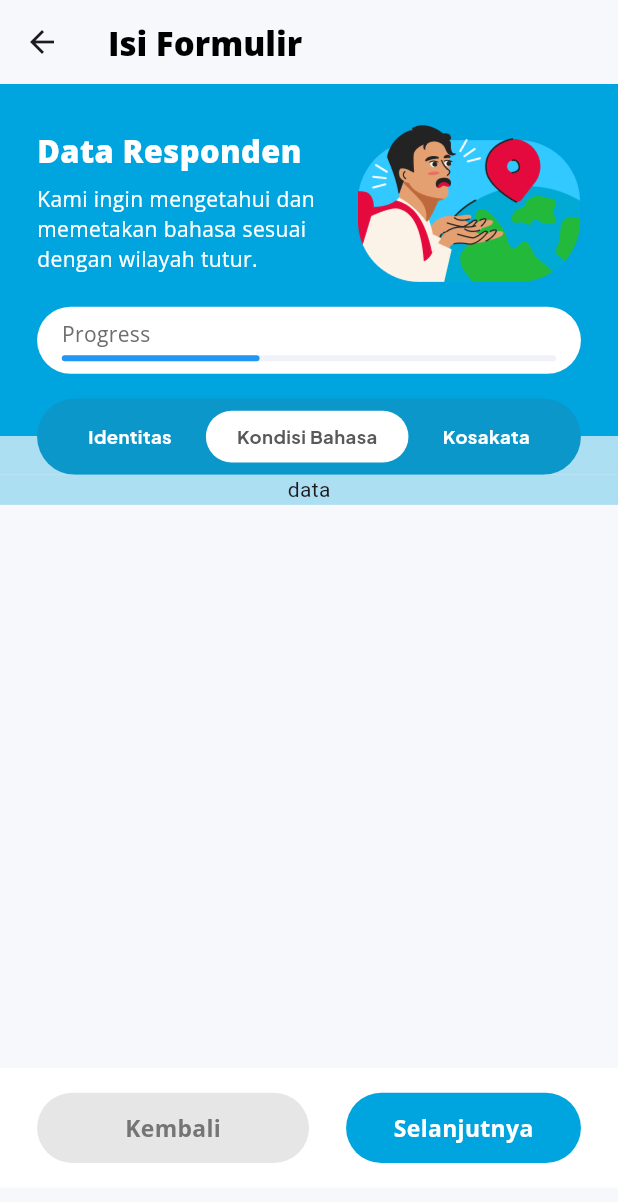
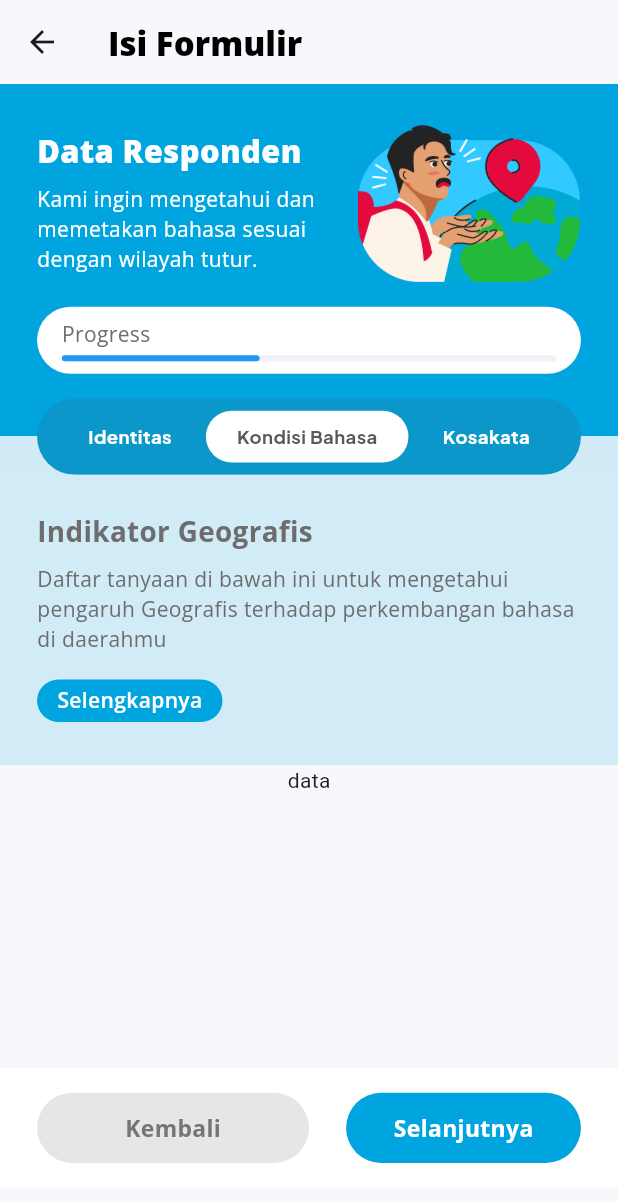
Before and after one commit to AhmadAsroruddin/Derana, a Flutter app: the IsiFormulirPage screen opened by its route, scrolled down 576 dp, after a tap on "Selanjutnya", on a phone screen of 412 x 824 dp. Shown: the top 1202 px of the screen. Run offline on Flutter 3.47's test engine with Material 3 defaults, Android fonts, the phone set to English and light mode, and no system bars; drawn by our look-alikes of percent_indicator; our stand-ins replace flutter_bloc, font_awesome_flutter, get_it, google_fonts, persistent_bottom_nav_bar, shared_preferences and 1 more; accounts and stored records are empty.

Commit message:
creating structur for kondisi bahasa

```diff
--- a/lib/main.dart
+++ b/lib/main.dart
@@ -1,8 +1,10 @@
 import 'package:derana_multipart/presentation/bloc/routes/route_cubit.dart';
 import 'package:derana_multipart/presentation/pages/form/isi_formulir_page.dart';
+import 'package:derana_multipart/presentation/providers/page_provider.dart';
 import 'package:derana_multipart/presentation/routes/router_delegate.dart';
 import 'package:flutter/material.dart';
 import 'package:flutter_bloc/flutter_bloc.dart';
+import 'package:provider/provider.dart';
 import './locator.dart' as di;
 
 void main() async {
@@ -30,9 +32,10 @@ class _MyAppState extends State<MyApp> {
 
   @override
   Widget build(BuildContext context) {
-    return MultiBlocProvider(
+    return MultiProvider(
       providers: [
         BlocProvider(create: (_) => di.locator<RouteCubit>()),
+        ChangeNotifierProvider(create: (context) => KondisiBahasaPageProvider())
       ],
       child: MaterialApp(
         title: 'Flutter Demo',
--- a/lib/presentation/pages/form/isi_formulir_page.dart
+++ b/lib/presentation/pages/form/isi_formulir_page.dart
@@ -1,7 +1,9 @@
 import 'package:derana_multipart/presentation/pages/form/identitas/identitas_page.dart';
+import 'package:derana_multipart/presentation/providers/page_provider.dart';
 import 'package:flutter/material.dart';
 import 'package:google_fonts/google_fonts.dart';
 import 'package:percent_indicator/linear_percent_indicator.dart';
+import 'package:provider/provider.dart';
 
 import '../../shared/const.dart';
 import '../../shared/theme.dart';
@@ -18,8 +20,22 @@ class IsiFormulirPage extends StatefulWidget {
 class _IsiFormulirPageState extends State<IsiFormulirPage> {
   var currPage = "Identitas";
 
+  final List<String> dataList = [
+    "Geografis",
+    "Ekonomi",
+    "Media",
+    "Teknologi(Internet)",
+    "Regulasi dan Pemerintah",
+    "Pendidikan",
+    "Ranah Penggunaan",
+    "Dokumentasi",
+    "Penutur"
+  ];
+
   @override
   Widget build(BuildContext context) {
+    final pageProvider = Provider.of<KondisiBahasaPageProvider>(context);
+
     return Scaffold(
       appBar: AppBar(
         backgroundColor: lightBackgroundColor,
@@ -54,7 +70,7 @@ class _IsiFormulirPageState extends State<IsiFormulirPage> {
                         currPage == "Identitas"
                             ? lightBackgroundColor
                             : const Color.fromRGBO(
-                                0, 164, 222, .3), // Warna akhir
+                                0, 164, 222, .15), // Warna akhir
                       ],
                     ),
                   ),
@@ -208,11 +224,17 @@ class _IsiFormulirPageState extends State<IsiFormulirPage> {
                               vertical: deviceHeight * 0.01),
                           child: GestureDetector(
                             onTap: () {
+                              if (currPage == "Kondisi Bahasa") {
+                                if (pageProvider.getIndex() == 0) {
                                   setState(() {
                                     // Aksi untuk tombol "Kembali"
                                     currPage =
                                         "Identitas"; // Misalnya kembali ke halaman sebelumnya
                                   });
+                                } else {
+                                  pageProvider.backwardPage();
+                                }
+                              }
                             },
                             child: Container(
                               margin: EdgeInsets.only(
@@ -251,9 +273,13 @@ class _IsiFormulirPageState extends State<IsiFormulirPage> {
                             EdgeInsets.symmetric(vertical: deviceHeight * 0.01),
                         child: GestureDetector(
                           onTap: () {
+                            if (currPage == "Identitas") {
                               setState(() {
                                 currPage = "Kondisi Bahasa";
                               });
+                            } else if (currPage == "Kondisi Bahasa") {
+                              pageProvider.forwardPage();
+                            }
                           },
                           child: Container(
                             margin: EdgeInsets.symmetric(
--- a/lib/presentation/pages/form/kondisi_bahasa/kondisi_bahasa_page.dart
+++ b/lib/presentation/pages/form/kondisi_bahasa/kondisi_bahasa_page.dart
@@ -1,20 +1,76 @@
+import 'package:derana_multipart/presentation/providers/page_provider.dart';
 import 'package:derana_multipart/presentation/shared/const.dart';
+import 'package:derana_multipart/presentation/shared/theme.dart';
 import 'package:flutter/material.dart';
+import 'package:provider/provider.dart';
 
-class KondisiBahasaPage extends StatelessWidget {
+class KondisiBahasaPage extends StatefulWidget {
   const KondisiBahasaPage({super.key});
 
   @override
+  State<KondisiBahasaPage> createState() => _KondisiBahasaPageState();
+}
+
+class _KondisiBahasaPageState extends State<KondisiBahasaPage> {
+  @override
   Widget build(BuildContext context) {
+    final pageProvider = Provider.of<KondisiBahasaPageProvider>(context);
     return SingleChildScrollView(
-      child: Container(
-        width: deviceWidth,
-        color: const Color.fromRGBO(0, 164, 222, .3),
-        child: const Column(
-          children: <Widget>[
-            Text("data"),
-          ],
-        ),
+      child: Column(
+        children: [
+          Container(
+            padding: EdgeInsets.symmetric(horizontal: deviceWidth * 0.06),
+            width: deviceWidth,
+            color: const Color.fromRGBO(0, 164, 222, .15),
+            child: Column(
+              crossAxisAlignment: CrossAxisAlignment.start,
+              children: <Widget>[
+                SizedBox(
+                  height: deviceHeight * 0.03,
+                ),
+                Text(
+                  "Indikator ${pageProvider.currPage}",
+                  style: greyIsiDataTextStyle.copyWith(
+                    fontSize: deviceWidth * 0.045,
+                    fontWeight: bold,
+                  ),
+                ),
+                Padding(
+                  padding: EdgeInsets.symmetric(
+                    vertical: deviceHeight * 0.01,
+                  ),
+                  child: Text(
+                    "Daftar tanyaan di bawah ini untuk mengetahui pengaruh ${pageProvider.currPageDesc} terhadap perkembangan bahasa di daerahmu",
+                    style: greyIsiDataTextStyle.copyWith(fontWeight: regular),
+                  ),
+                ),
+                SizedBox(
+                  height: deviceHeight * 0.01,
+                ),
+                Container(
+                  width: deviceWidth * 0.3,
+                  padding: EdgeInsets.symmetric(
+                    vertical: deviceHeight * 0.005,
+                    horizontal: deviceWidth * 0.005,
+                  ),
+                  decoration: BoxDecoration(
+                    borderRadius: BorderRadius.circular(20),
+                    color: primaryColor,
+                  ),
+                  child: Center(
+                      child: Text(
+                    "Selengkapnya",
+                    style: whiteTextStyle.copyWith(fontWeight: semiBold),
+                  )),
+                ),
+                SizedBox(
+                  height: deviceHeight * 0.035,
+                ),
+              ],
+            ),
+          ),
+          Text("data")
+        ],
       ),
     );
   }
--- /dev/null
+++ b/lib/presentation/providers/page_provider.dart
@@ -0,0 +1,67 @@
+import 'package:flutter/material.dart';
+
+class KondisiBahasaPageProvider with ChangeNotifier {
+  final List<String> pages = [
+    "Geografis",
+    "Ekonomi",
+    "Media",
+    "Teknologi(Internet)",
+    "Regulasi dan Pemerintah",
+    "Pendidikan",
+    "Ranah Penggunaan",
+    "Dokumentasi",
+    "Penutur"
+  ];
+
+  final List<String> pageDesc = [
+    "geografis",
+    "sektor ekonomi",
+    "faktor media massa",
+    "faktor teknologi (internet)",
+    "faktor regulasi (hukum)",
+    "pendidikan",
+    "ranah penggunaan",
+    "dokumentasi",
+    "penutur "
+  ];
+
+  late String _currPage;
+  late String _currPageDesc;
+
+  KondisiBahasaPageProvider() {
+    _currPage = pages[0];
+    _currPageDesc = pages[0];
+  }
+  String get currPage => _currPage;
+  String get currPageDesc => _currPageDesc;
+
+  int getIndex() {
+    int currIndexPage = pages.indexOf(_currPage);
+
+    return currIndexPage;
+  }
+
+  void forwardPage() {
+    int currIndexPage = pages.indexOf(_currPage);
+
+    if (currIndexPage == pages.length - 1) {
+      print("You are in last");
+    } else {
+      _currPage = pages[currIndexPage + 1];
+      _currPageDesc = pages[currIndexPage + 1];
+    }
+    notifyListeners();
+  }
+
+  void backwardPage() {
+    int currIndexPage = pages.indexOf(_currPage);
+
+    if (currIndexPage != 0) {
+      _currPage = pages[currIndexPage - 1];
+      _currPageDesc = pages[currIndexPage - 1];
+    } else {
+      print("You are in the first page");
+    }
+    notifyListeners();
+  }
+}
--- a/pubspec.yaml
+++ b/pubspec.yaml
@@ -45,7 +45,7 @@ dependencies:
   percent_indicator: ^4.2.3
   persistent_bottom_nav_bar: ^6.2.1
   iconify_flutter: ^0.0.5
-
+  provider: ^6.1.2
 
 dev_dependencies:
   flutter_test:
```
Also changed, not shown: pubspec.lock. Lines whose indentation alone changed are shown as unchanged.
